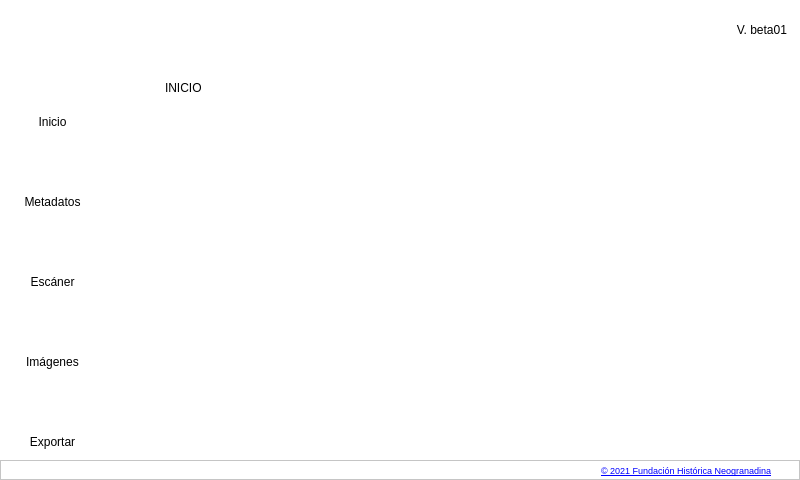
Above: main.ui from neogranadina/neo_escan before the change. Below: the same form after it.
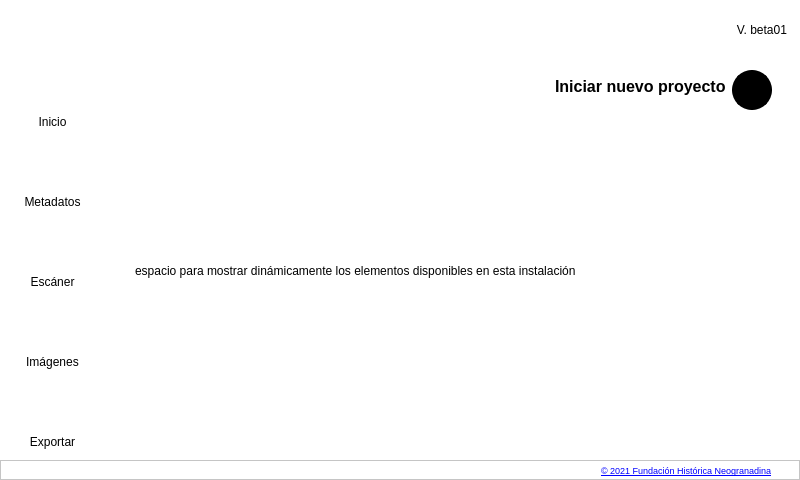
That is the form after the change. The open tabs and pages were chosen to show the change. Icons and pictures are not drawn.

```diff
--- a/main.ui
+++ b/main.ui
@@ -514,19 +514,97 @@
              <number>1</number>
             </property>
             <widget class="QWidget" name="inicioPage">
+             <property name="styleSheet">
+              <string notr="true">QPushButton#nuevoProyectoButton {
+color: rgb(0, 0, 0);
+border: 2px solid;
+border-radius: 20px;
+border-style: outset;
+background-color: rgb(0, 0, 0);
+padding: 5px;}
+
+QPushButton#nuevoProyectoButton::hover {
+	background-color: rgba(0,0,0,.7);
+	border: none;
+}
+
+QPushButto#nuevoProyectoButtonn::focus {
+	background-color: #F2784B;
+	border: none;
+}
+</string>
+             </property>
              <widget class="QLabel" name="label">
               <property name="geometry">
                <rect>
-                <x>60</x>
-                <y>20</y>
-                <width>49</width>
-                <height>16</height>
+                <x>30</x>
+                <y>70</y>
+                <width>591</width>
+                <height>281</height>
                </rect>
               </property>
               <property name="text">
-               <string>INICIO</string>
+               <string>espacio para mostrar dinámicamente los elementos disponibles en esta instalación</string>
               </property>
              </widget>
+             <widget class="QWidget" name="">
+              <property name="geometry">
+               <rect>
+                <x>450</x>
+                <y>10</y>
+                <width>254</width>
+                <height>42</height>
+               </rect>
+              </property>
+              <layout class="QFormLayout" name="formLayout_6">
+               <item row="0" column="0">
+                <widget class="QLabel" name="label_2">
+                 <property name="font">
+                  <font>
+                   <pointsize>12</pointsize>
+                   <weight>75</weight>
+                   <bold>true</bold>
+                  </font>
+                 </property>
+                 <property name="text">
+                  <string>Iniciar nuevo proyecto</string>
+                 </property>
+                </widget>
+               </item>
+               <item row="0" column="1">
+                <widget class="QPushButton" name="nuevoProyectoButton">
+                 <property name="minimumSize">
+                  <size>
+                   <width>40</width>
+                   <height>40</height>
+                  </size>
+                 </property>
+                 <property name="maximumSize">
+                  <size>
+                   <width>40</width>
+                   <height>40</height>
+                  </size>
+                 </property>
+                 <property name="styleSheet">
+                  <string notr="true"/>
+                 </property>
+                 <property name="text">
+                  <string/>
+                 </property>
+                 <property name="icon">
+                  <iconset resource="resources.qrc">
+                   <normaloff>:/imgs/imgs/icons/plus-sign.svg</normaloff>:/imgs/imgs/icons/plus-sign.svg</iconset>
+                 </property>
+                 <property name="iconSize">
+                  <size>
+                   <width>20</width>
+                   <height>20</height>
+                  </size>
+                 </property>
+                </widget>
+               </item>
+              </layout>
+             </widget>
             </widget>
             <widget class="QWidget" name="metadataPage">
              <property name="styleSheet">
```
Left out of the diff: 89 changed lines with no effect on the pictures.
